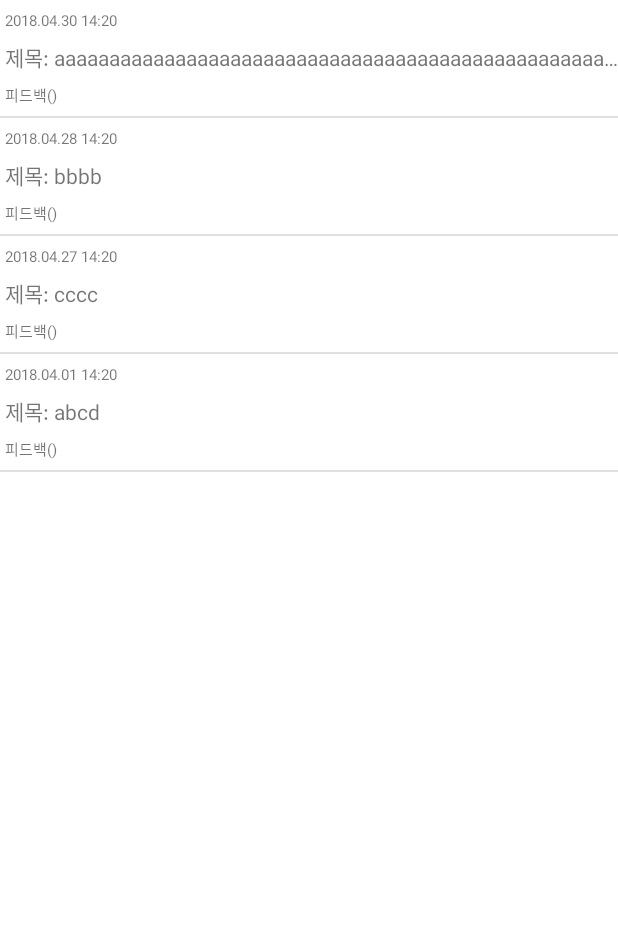
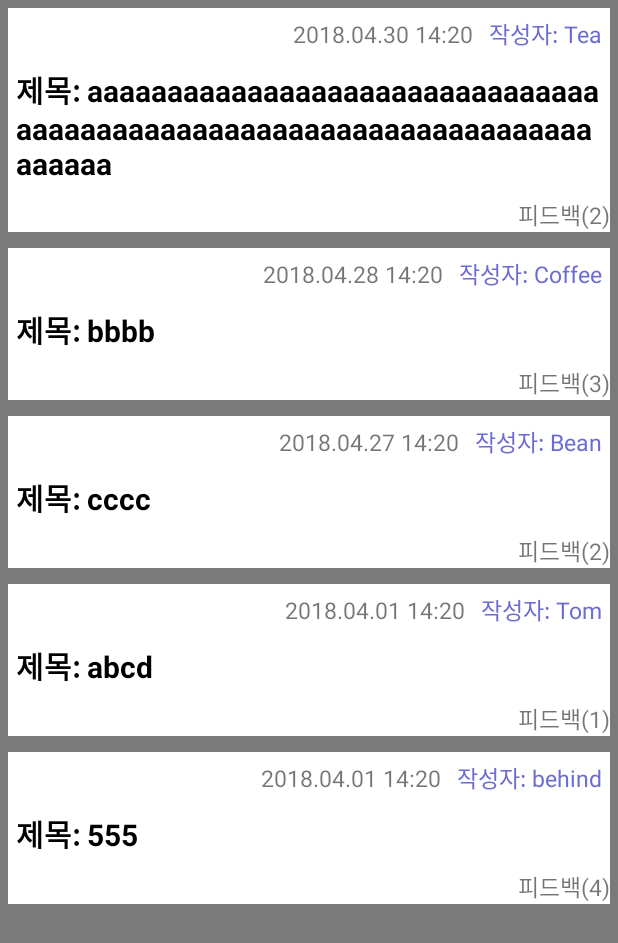
Before and after one commit to BeomSS/At, an Android app: the MyWritingListActivity screen opened directly, with no data from a screen before it, on a phone screen of 412 x 824 dp. Shown: the top 943 px of the screen. Run offline under Robolectric (Android 15) with nearby library versions, the phone set to English and light mode, and no system bars.

Commit message:
내가쓴 글 리사이클러로 변경

```diff
--- /dev/null
+++ b/app/src/main/java/com/example/user/at/MyInfoAdapter.java
@@ -0,0 +1,39 @@
+package com.example.user.at;
+
+import android.content.Context;
+import android.support.annotation.NonNull;
+import android.support.v7.widget.RecyclerView;
+import android.view.LayoutInflater;
+import android.view.View;
+import android.view.ViewGroup;
+
+import java.util.ArrayList;
+
+public class MyInfoAdapter extends RecyclerView.Adapter<MyInfoViewHolder> {
+    private Context myInfoContext;
+    private ArrayList<MyInfoItem> items;
+
+    MyInfoAdapter(ArrayList item){items=item;}
+
+    @NonNull
+    @Override
+    public MyInfoViewHolder onCreateViewHolder(@NonNull ViewGroup parent, int viewType) {
+        View v= LayoutInflater.from(parent.getContext()).inflate(R.layout.my_info_recycler_item,parent,false);
+        myInfoContext=parent.getContext();
+        MyInfoViewHolder holder = new MyInfoViewHolder(v);
+        return holder;
+    }
+
+    @Override
+    public void onBindViewHolder(@NonNull MyInfoViewHolder holder, int position) {
+        holder.vhTime.setText(items.get(position).times);
+        holder.vhTitle.setText(items.get(position).titles);
+        holder.vhWriter.setText(items.get(position).writers);
+        holder.vhFeedback.setText(items.get(position).feedbacks);
+    }
+
+    @Override
+    public int getItemCount() {
+        return items.size();
+    }
+}
--- /dev/null
+++ b/app/src/main/java/com/example/user/at/MyInfoItem.java
@@ -0,0 +1,27 @@
+package com.example.user.at;
+
+public class MyInfoItem {
+
+    public String times,titles,writers,feedbacks;
+
+    public MyInfoItem(String time,String title,String writer,String feed){
+        times=time;
+        titles="제목: "+title;
+        writers="작성자: "+writer;
+        feedbacks="피드백("+feed+")";
+    }
+
+    public String getTimes(){
+        return times;
+    }
+    public String getTitles(){
+        return titles;
+    }
+    public String getWriters(){
+        return writers;
+    }
+    public String getFeedbacks(){
+        return feedbacks;
+    }
+
+}
--- /dev/null
+++ b/app/src/main/java/com/example/user/at/MyInfoViewHolder.java
@@ -0,0 +1,17 @@
+package com.example.user.at;
+
+import android.support.v7.widget.RecyclerView;
+import android.view.View;
+import android.widget.TextView;
+
+
+public class MyInfoViewHolder extends RecyclerView.ViewHolder {
+    public TextView vhTime,vhWriter,vhTitle,vhFeedback;
+    public MyInfoViewHolder(View itemView){
+        super(itemView);
+        vhTime=(TextView)itemView.findViewById(R.id.layout_times);
+        vhWriter=(TextView)itemView.findViewById(R.id.layout_writers);
+        vhTitle=(TextView)itemView.findViewById(R.id.layout_titles);
+        vhFeedback=(TextView)itemView.findViewById(R.id.layout_feedback);
+    }
+}
--- a/app/src/main/java/com/example/user/at/MyWritingListActivity.java
+++ b/app/src/main/java/com/example/user/at/MyWritingListActivity.java
@@ -3,8 +3,11 @@ package com.example.user.at;
 import android.os.Bundle;
 import android.support.annotation.Nullable;
 import android.support.v7.app.AppCompatActivity;
-import android.widget.ListView;
+import android.support.v7.widget.DefaultItemAnimator;
+import android.support.v7.widget.LinearLayoutManager;
+import android.support.v7.widget.RecyclerView;
 
+import java.util.ArrayList;
 import java.util.Objects;
 
 /**
@@ -12,17 +15,36 @@ import java.util.Objects;
  */
 
 public class MyWritingListActivity extends AppCompatActivity {
-    ListView my_writing_post_list;
-    MyWritingListAdapter adapter;
+    String[] testTimes={"2018.04.30 14:20","2018.04.28 14:20","2018.04.27 14:20","2018.04.01 14:20","2018.04.01 14:20"};
+    String[] testTitles={"aaaaaaaaaaaaaaaaaaaaaaaaaaaaaaaaaaaaaaaaaaaaaaaaaaaaaaaaaaaaaaaaaaaaaaaaaa","bbbb","cccc","abcd","555"};
+    String[] testWriters={"Tea","Coffee","Bean","Tom","behind"};
+    String[] testfeedbacks={"2","3","2","1","4"};
+    int num;
+
+    RecyclerView myInfoRecycler;
+    LinearLayoutManager layoutManager;
+    MyInfoAdapter adapter;
+    ArrayList<MyInfoItem> items;
 
     @Override
     protected void onCreate(@Nullable Bundle savedInstanceState) {
         super.onCreate(savedInstanceState);
         setContentView(R.layout.my_writing_post);
         Objects.requireNonNull(getSupportActionBar()).hide();
-        my_writing_post_list=(ListView)findViewById(R.id.my_writing_post_list);
-        adapter = new MyWritingListAdapter(this,0);
-        my_writing_post_list.setAdapter(adapter);
+
+        myInfoRecycler=(RecyclerView) findViewById(R.id.my_info_recycler);
+        layoutManager=new LinearLayoutManager(this);
+        layoutManager.setOrientation(LinearLayoutManager.VERTICAL);
+
+        items=new ArrayList();
+        for (num=0;num<=4;num++){
+            items.add(new MyInfoItem(testTimes[num],testTitles[num],testWriters[num],testfeedbacks[num]));
+        };
+        myInfoRecycler.setLayoutManager(layoutManager);
+        myInfoRecycler.setItemAnimator(new DefaultItemAnimator());
+        adapter=new MyInfoAdapter(items);
+        myInfoRecycler.setAdapter(adapter);
+
     }
 
     /* 프래그먼트이던 시절
--- /dev/null
+++ b/app/src/main/res/layout/my_info_recycler_item.xml
@@ -0,0 +1,43 @@
+<?xml version="1.0" encoding="utf-8"?>
+<LinearLayout xmlns:android="http://schemas.android.com/apk/res/android"
+    android:orientation="vertical" android:layout_width="match_parent"
+    android:layout_height="wrap_content"
+    android:background="@color/colorWhite"
+    android:layout_margin="5dp">
+
+    <LinearLayout
+        android:layout_width="match_parent"
+        android:layout_height="wrap_content"
+        android:orientation="horizontal"
+        android:gravity="right">
+        <TextView
+            android:layout_width="wrap_content"
+            android:layout_height="wrap_content"
+            android:layout_margin="5dp"
+            android:textSize="15dp"
+            android:id="@+id/layout_times"/>
+        <TextView
+            android:layout_width="wrap_content"
+            android:layout_height="wrap_content"
+            android:layout_margin="5dp"
+            android:textColor="@color/colorBlue"
+            android:textSize="15dp"
+            android:id="@+id/layout_writers"/>
+    </LinearLayout>
+    <TextView
+        android:layout_width="wrap_content"
+        android:layout_height="wrap_content"
+        android:layout_margin="5dp"
+        android:textSize="20dp"
+        android:textColor="@color/colorBlack"
+        android:textStyle="bold"
+        android:id="@+id/layout_titles"/>
+    <TextView
+        android:layout_width="wrap_content"
+        android:layout_height="wrap_content"
+        android:layout_marginTop="3dp"
+        android:textSize="15dp"
+        android:layout_gravity="right"
+        android:id="@+id/layout_feedback"/>
+
+</LinearLayout>
--- a/app/src/main/res/layout/my_writing_post.xml
+++ b/app/src/main/res/layout/my_writing_post.xml
@@ -1,12 +1,19 @@
 <?xml version="1.0" encoding="utf-8"?>
-<LinearLayout xmlns:android="http://schemas.android.com/apk/res/android"
-    android:orientation="vertical" android:layout_width="match_parent"
-    android:layout_height="match_parent">
+<android.support.constraint.ConstraintLayout xmlns:android="http://schemas.android.com/apk/res/android"
+    android:layout_width="match_parent"
+    android:layout_height="match_parent"
+    xmlns:app="http://schemas.android.com/apk/res-auto"
+    android:background="@color/colorGrey"
+    android:clickable="true">
 
-    <ListView
+    <android.support.v7.widget.RecyclerView
+        app:layout_constraintTop_toTopOf="parent"
+        app:layout_constraintTop_toBottomOf="parent"
+        app:layout_constraintRight_toRightOf="parent"
+        app:layout_constraintLeft_toLeftOf="parent"
         android:layout_width="match_parent"
         android:layout_height="match_parent"
-        android:id="@+id/my_writing_post_list"
-        android:background="@color/colorWhite"/>
+        android:scrollbars="vertical"
+        android:id="@+id/my_info_recycler"/>
 
-</LinearLayout>
+</android.support.constraint.ConstraintLayout>
```
